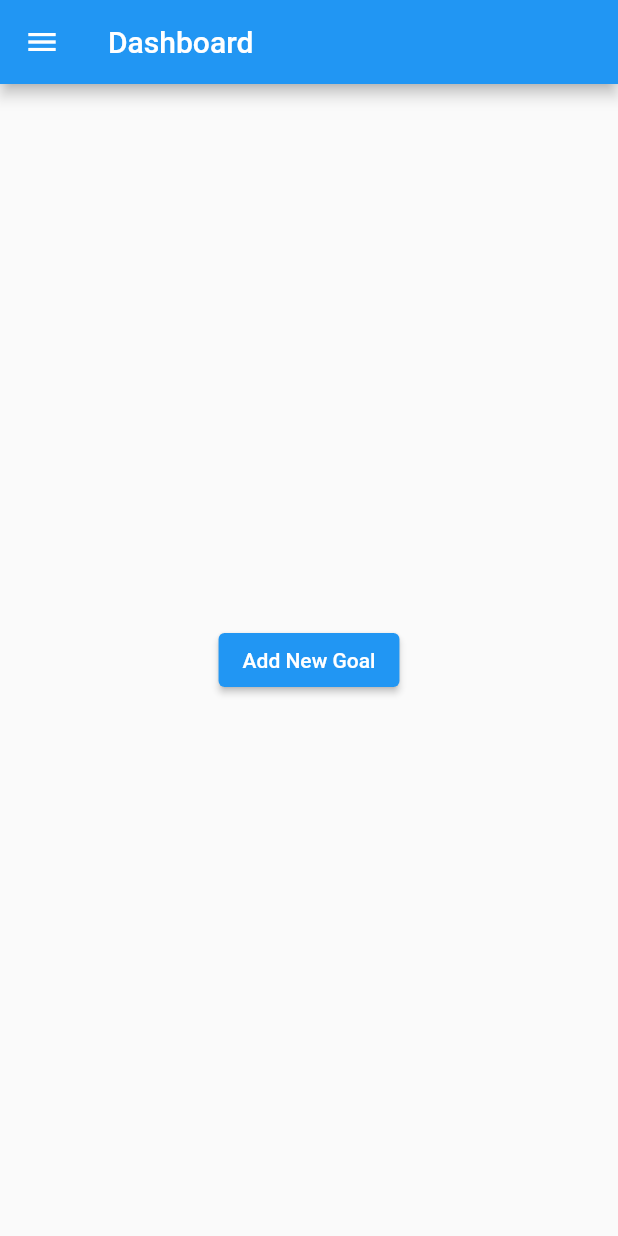
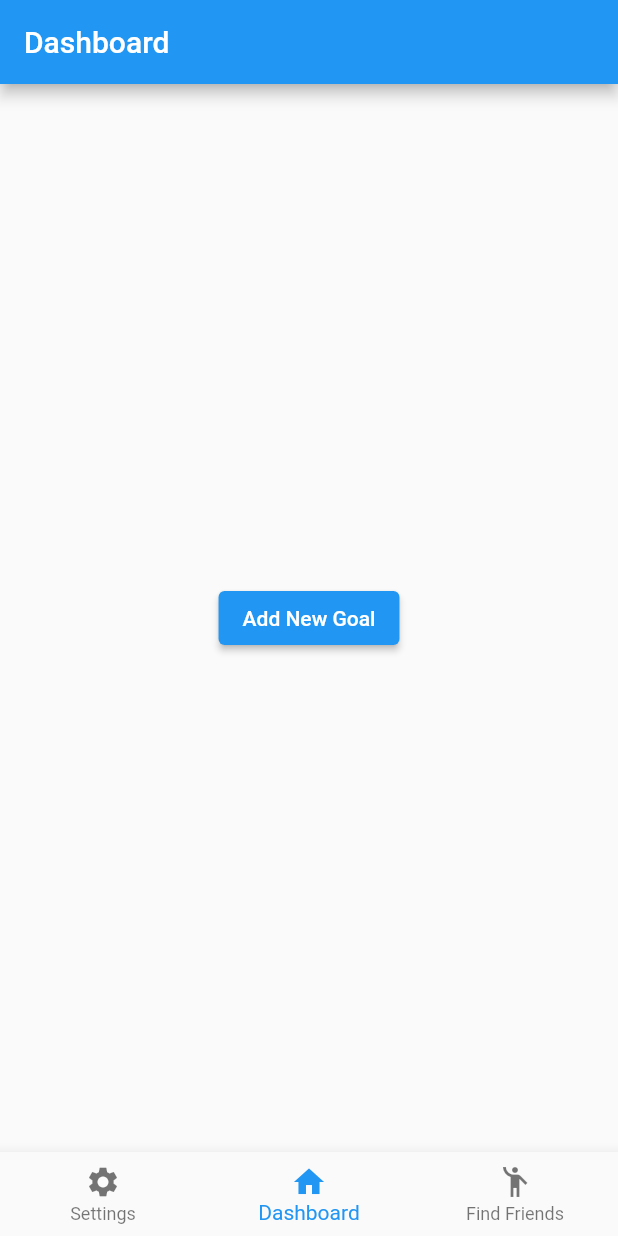
Before and after one commit to Nikhilalalalala/Do-It-frontend, a Flutter app: the screen it shows after launch, on a phone screen of 412 x 824 dp. Run offline on Flutter 3.47's test engine with Material 2 defaults, Android fonts, the phone set to English and light mode, and no system bars.

```diff
--- /dev/null
+++ b/lib/FindFriends/FindFriendsPage.dart
@@ -0,0 +1,15 @@
+import 'package:flutter/material.dart';
+
+class FindFriendsPage extends StatelessWidget {
+  @override
+  Widget build(BuildContext context) {
+    return Scaffold(
+      appBar: AppBar(
+        title: Text('Find Friends Page'),
+      ),
+      body: Center(
+        child: Text("Find Friends")
+      ),
+    );
+  }
+}
--- /dev/null
+++ b/lib/PageContainer/PageContainer.dart
@@ -0,0 +1,47 @@
+import 'package:doit/Dashboard/DashboardPage.dart';
+import 'package:doit/FindFriends/FindFriendsPage.dart';
+import 'package:flutter/material.dart';
+import 'package:doit/Settings/SettingsPage.dart';
+
+class PageContainer extends StatefulWidget {
+  @override
+  State<StatefulWidget> createState() => _PageContainer();
+}
+
+class _PageContainer extends State<PageContainer> {
+  int currentTabIndex = 1;
+  List<Widget> tabs = [SettingsPage(), DashboardPage(),  FindFriendsPage()];
+  List<String> tabsTitle = ["Settings", "Dashboard", "Find Friends"];
+
+  onTapped(int index) {
+    setState(() {
+      currentTabIndex = index;
+    });
+  }
+
+  @override
+  Widget build(BuildContext context) {
+    return Scaffold(
+        appBar: null,
+        body: tabs[currentTabIndex],
+        bottomNavigationBar: BottomNavigationBar(
+          currentIndex: currentTabIndex,
+          onTap: onTapped,
+          items: [
+            BottomNavigationBarItem(
+              icon: new Icon(Icons.settings),
+              label: 'Settings',
+            ),
+            BottomNavigationBarItem(
+              icon: new Icon(Icons.home),
+              label: 'Dashboard',
+            ),
+            BottomNavigationBarItem(
+                icon: Icon(Icons.emoji_people),
+                label: 'Find Friends'
+            )
+          ],
+        )
+    );
+  }
+}
--- /dev/null
+++ b/lib/Settings/SettingsPage.dart
@@ -0,0 +1,15 @@
+import 'package:flutter/material.dart';
+
+class SettingsPage extends StatelessWidget {
+  @override
+  Widget build(BuildContext context) {
+    return Scaffold(
+      appBar: AppBar(
+        title: Text('Settings'),
+      ),
+      body: Center(
+        child: Text("Settings")
+      ),
+    );
+  }
+}
--- a/lib/main.dart
+++ b/lib/main.dart
@@ -1,5 +1,6 @@
 import 'package:doit/Dashboard/DashboardPage.dart';
 import 'package:doit/AddNewGoal/AddNewGoalPage.dart';
+import 'package:doit/PageContainer/PageContainer.dart';
 import 'package:flutter/material.dart';
 
 void main() {
@@ -15,12 +16,12 @@ class MyApp extends StatelessWidget {
       theme: ThemeData(
         primarySwatch: Colors.blue,
       ),
-      home: DashboardPage(),
-      initialRoute: "/DashboardPage",
-      routes: {
-        '/DashboardPage': (context) => DashboardPage(),
-        '/AddNewGoalPage': (context) => AddNewGoalPage(),
-      },
+      home: PageContainer(),
+      // initialRoute: "/DashboardPage",
+      // routes: {
+      //   '/DashboardPage': (context) => DashboardPage(),
+      //   '/AddNewGoalPage': (context) => AddNewGoalPage(),
+      // },
     );
   }
 }
--- a/pubspec.yaml
+++ b/pubspec.yaml
@@ -28,6 +28,7 @@ dependencies:
   # The following adds the Cupertino Icons font to your application.
   # Use with the CupertinoIcons class for iOS style icons.
   cupertino_icons: ^1.0.2
+  http: any
 
 dev_dependencies:
   flutter_test:
```
Also changed, not shown: lib/AddNewGoal/AddNewGoalPage.dart (+6 -5 lines), lib/Dashboard/DashboardPage.dart (+25 -3 lines), pubspec.lock.
